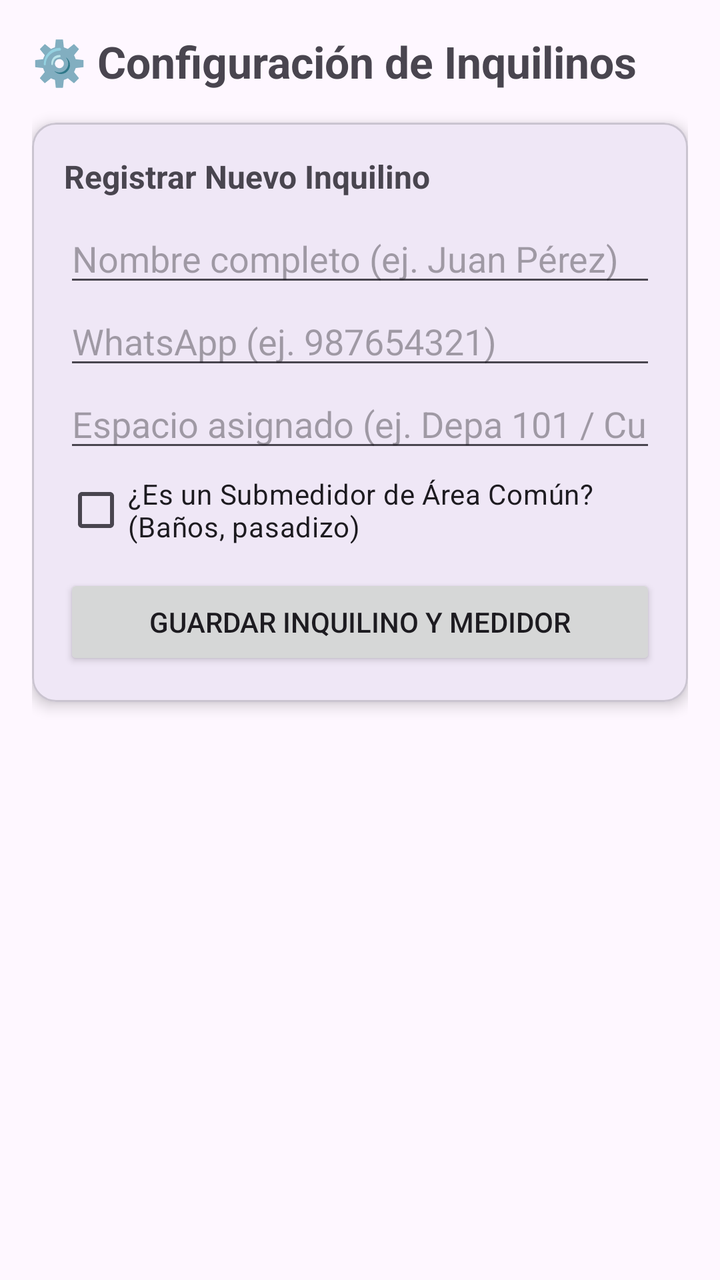
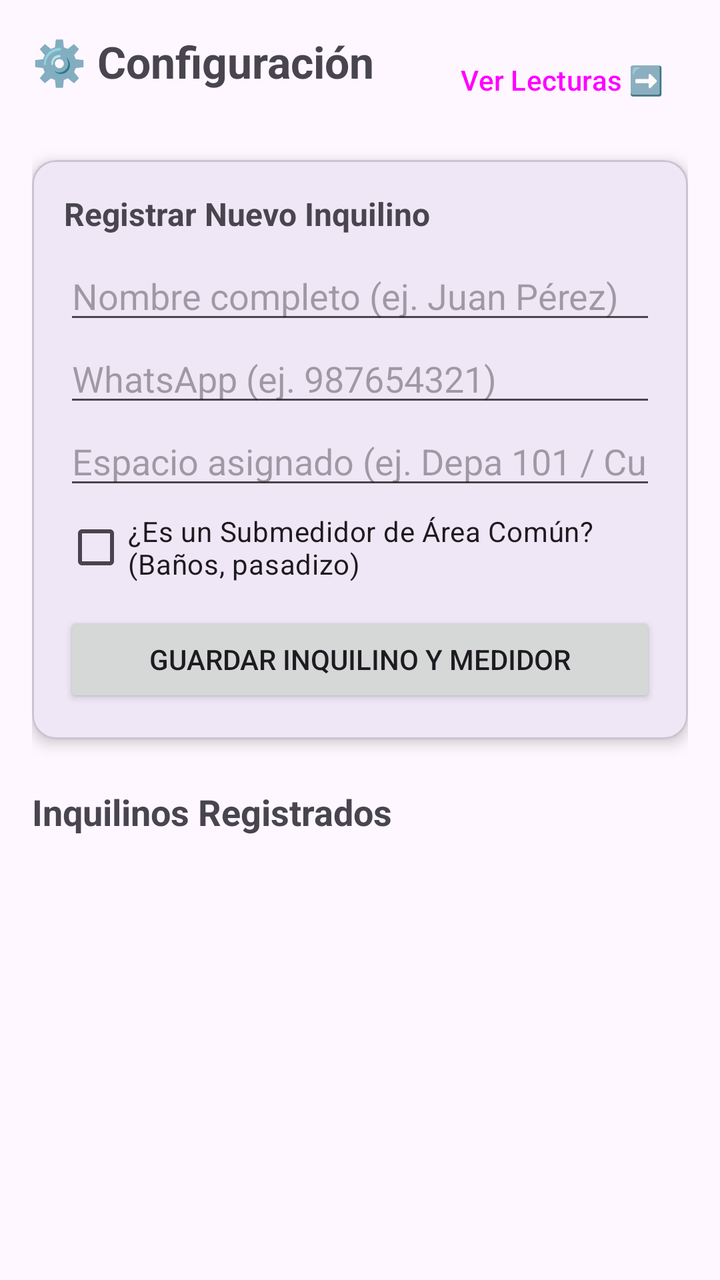

An Android layout rendered at two revisions. The XML below is the earlier revision; the diff shows what the commit changed to produce the second picture.
<!-- AndroidManifest.xml: application theme Theme.KiloWatt -->
<!-- res/layout/activity_configuracion.xml -->
<?xml version="1.0" encoding="utf-8"?>
<ScrollView xmlns:android="http://schemas.android.com/apk/res/android"
    xmlns:app="http://schemas.android.com/apk/res-auto"
    android:layout_width="match_parent"
    android:layout_height="match_parent"
    android:padding="16dp">

    <LinearLayout
        android:layout_width="match_parent"
        android:layout_height="wrap_content"
        android:orientation="vertical"
        android:spacing="12dp">

        <TextView
            android:layout_width="wrap_content"
            android:layout_height="wrap_content"
            android:text="⚙️ Configuración de Inquilinos"
            android:textSize="22sp"
            android:textStyle="bold"
            android:layout_marginBottom="16dp" />

        
        <com.google.android.material.card.MaterialCardView
            android:layout_width="match_parent"
            android:layout_height="wrap_content"
            app:cardCornerRadius="12dp"
            app:cardElevation="4dp"
            android:layout_marginBottom="16dp">

            <LinearLayout
                android:layout_width="match_parent"
                android:layout_height="wrap_content"
                android:orientation="vertical"
                android:padding="16dp">

                <TextView
                    android:layout_width="wrap_content"
                    android:layout_height="wrap_content"
                    android:text="Registrar Nuevo Inquilino"
                    android:textSize="16sp"
                    android:textStyle="bold"
                    android:layout_marginBottom="8dp"/>

                <EditText
                    android:id="@+id/etNombreInquilino"
                    android:layout_width="match_parent"
                    android:layout_height="wrap_content"
                    android:hint="Nombre completo (ej. Juan Pérez)"
                    android:inputType="textPersonName" />

                <EditText
                    android:id="@+id/etTelefono"
                    android:layout_width="match_parent"
                    android:layout_height="wrap_content"
                    android:hint="WhatsApp (ej. 987654321)"
                    android:inputType="phone" />

                <EditText
                    android:id="@+id/etNombreEspacio"
                    android:layout_width="match_parent"
                    android:layout_height="wrap_content"
                    android:hint="Espacio asignado (ej. Depa 101 / Cuarto 2)"
                    android:inputType="text" />

                <CheckBox
                    android:id="@+id/cbEsAreaComun"
                    android:layout_width="wrap_content"
                    android:layout_height="wrap_content"
                    android:text="¿Es un Submedidor de Área Común? (Baños, pasadizo)" />

                <Button
                    android:id="@+id/btnGuardarInquilino"
                    android:layout_width="match_parent"
                    android:layout_height="wrap_content"
                    android:text="Guardar Inquilino y Medidor"
                    android:layout_marginTop="8dp"/>
            </LinearLayout>
        </com.google.android.material.card.MaterialCardView>

    </LinearLayout>
</ScrollView>
<!-- resources referenced by this layout -->
<resources>
  <style name="Theme.KiloWatt" parent="Base.Theme.KiloWatt" />
  <style name="Base.Theme.KiloWatt" parent="Theme.Material3.DayNight.NoActionBar">
          
          
      </style>
</resources>

<!-- the commit's change to res/layout/activity_configuracion.xml (unified diff, before → after) -->
@@ -11,13 +11,26 @@
         android:orientation="vertical"
         android:spacing="12dp">
 
-        <TextView
-            android:layout_width="wrap_content"
+        <RelativeLayout
+            android:layout_width="match_parent"
             android:layout_height="wrap_content"
-            android:text="⚙️ Configuración de Inquilinos"
-            android:textSize="22sp"
-            android:textStyle="bold"
-            android:layout_marginBottom="16dp" />
+            android:layout_marginBottom="16dp">
+
+            <TextView
+                android:layout_width="wrap_content"
+                android:layout_height="wrap_content"
+                android:text="⚙️ Configuración"
+                android:textSize="22sp"
+                android:textStyle="bold" />
+
+            <Button
+                android:id="@+id/btnIrALecturas"
+                style="@style/Widget.Material3.Button.TextButton"
+                android:layout_width="wrap_content"
+                android:layout_height="wrap_content"
+                android:layout_alignParentEnd="true"
+                android:text="Ver Lecturas ➡️" />
+        </RelativeLayout>
 
         
         <com.google.android.material.card.MaterialCardView
@@ -76,6 +89,20 @@
                     android:layout_marginTop="8dp"/>
             </LinearLayout>
         </com.google.android.material.card.MaterialCardView>
+        
+        <TextView
+            android:layout_width="wrap_content"
+            android:layout_height="wrap_content"
+            android:text="Inquilinos Registrados"
+            android:textSize="18sp"
+            android:textStyle="bold"
+            android:layout_marginTop="8dp"
+            android:layout_marginBottom="8dp" />
 
+        <androidx.recyclerview.widget.RecyclerView
+            android:id="@+id/rvInquilinos"
+            android:layout_width="match_parent"
+            android:layout_height="wrap_content"
+            android:nestedScrollingEnabled="false"/>
     </LinearLayout>
 </ScrollView>
